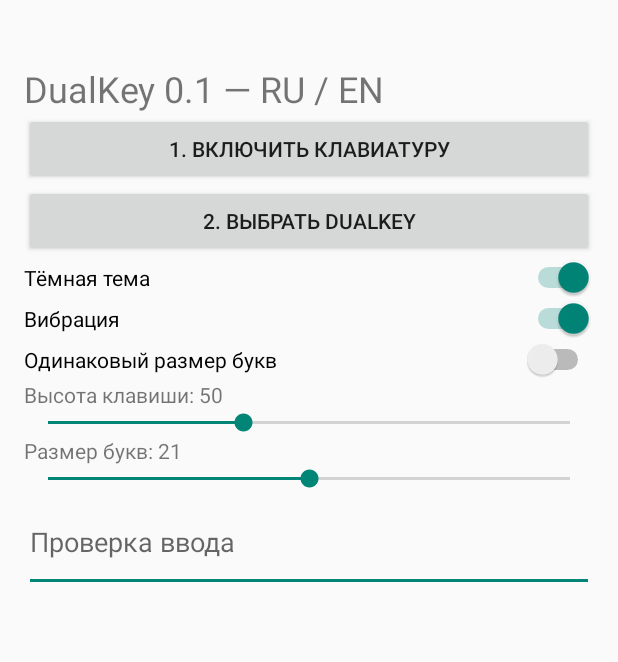
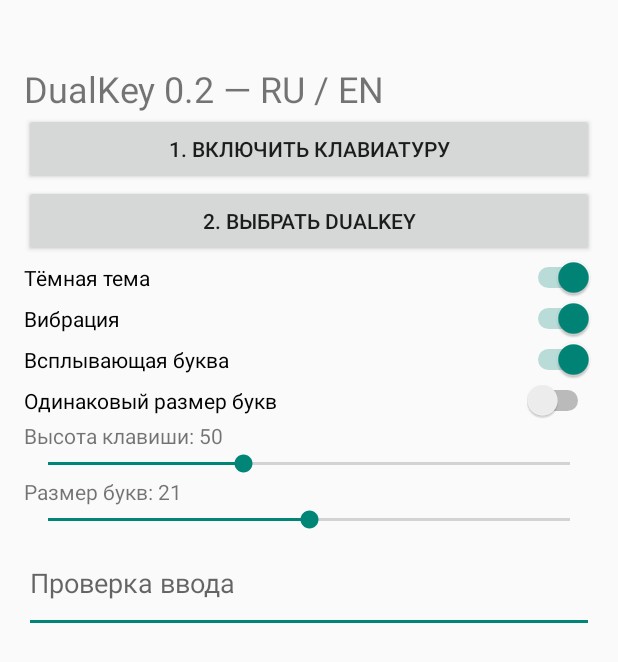
Before and after one commit to 65WebDev/Dual-keyboard, an Android app: the screen it shows after launch (SettingsActivity), on a phone screen of 412 x 824 dp. Shown: the top 662 px of the screen. Run offline under Robolectric (Android 15) with nearby library versions, the phone set to English and light mode, and no system bars.

Commit message:
DualKey 0.2: navigation insets and key press feedback

```diff
--- a/app/build.gradle
+++ b/app/build.gradle
@@ -1,6 +1,6 @@
 plugins { id 'com.android.application'; id 'org.jetbrains.kotlin.android' }
 android { namespace 'com.dualkey.ime'; compileSdk 35
- defaultConfig { applicationId 'com.dualkey.ime'; minSdk 26; targetSdk 35; versionCode 1; versionName '0.1' }
+ defaultConfig { applicationId 'com.dualkey.ime'; minSdk 26; targetSdk 35; versionCode 2; versionName '0.2' }
  compileOptions { sourceCompatibility JavaVersion.VERSION_17; targetCompatibility JavaVersion.VERSION_17 }
  kotlinOptions { jvmTarget = '17' }
 }
--- a/app/src/main/java/com/dualkey/ime/SettingsActivity.kt
+++ b/app/src/main/java/com/dualkey/ime/SettingsActivity.kt
@@ -10,11 +10,11 @@ class SettingsActivity: Activity() {
  val p=getSharedPreferences("keys",0)
  val l=LinearLayout(this).apply { orientation=1; setPadding(24,64,24,24) }
  fun button(s:String, f:()->Unit) { l.addView(Button(this).apply { text=s; setOnClickListener { f() } }) }
- l.addView(TextView(this).apply { text="DualKey 0.1 — RU / EN"; textSize=24f })
+ l.addView(TextView(this).apply { text="DualKey 0.2 — RU / EN"; textSize=24f })
  button("1. Включить клавиатуру") { startActivity(Intent(Settings.ACTION_INPUT_METHOD_SETTINGS)) }
  button("2. Выбрать DualKey") { getSystemService(InputMethodManager::class.java).showInputMethodPicker() }
  fun toggle(s:String,k:String,d:Boolean) { l.addView(Switch(this).apply { text=s; isChecked=p.getBoolean(k,d); setOnCheckedChangeListener { _,v->p.edit().putBoolean(k,v).apply() } }) }
- toggle("Тёмная тема","dark",true); toggle("Вибрация","haptic",true); toggle("Одинаковый размер букв","equal",false)
+ toggle("Тёмная тема","dark",true); toggle("Вибрация","haptic",true); toggle("Всплывающая буква","preview",true); toggle("Одинаковый размер букв","equal",false)
  fun slider(s:String,k:String,min:Int,max:Int,d:Int) { val label=TextView(this); l.addView(label); val bar=SeekBar(this); bar.max=max-min; bar.progress=p.getInt(k,d)-min; label.text="$s: ${bar.progress+min}"; l.addView(bar); bar.setOnSeekBarChangeListener(object:SeekBar.OnSeekBarChangeListener { override fun onProgressChanged(b:SeekBar,v:Int,u:Boolean){label.text="$s: ${v+min}";p.edit().putInt(k,v+min).apply()}; override fun onStartTrackingTouch(b:SeekBar){};override fun onStopTrackingTouch(b:SeekBar){} }) }
  slider("Высота клавиши","height",38,70,50); slider("Размер букв","size",16,26,21)
  l.addView(EditText(this).apply { hint="Проверка ввода"; minLines=2 }); setContentView(ScrollView(this).apply { addView(l) })
```
Also changed, not shown: app/src/main/java/com/dualkey/ime/DualIme.kt (+19 -3 lines), 1 other file.
